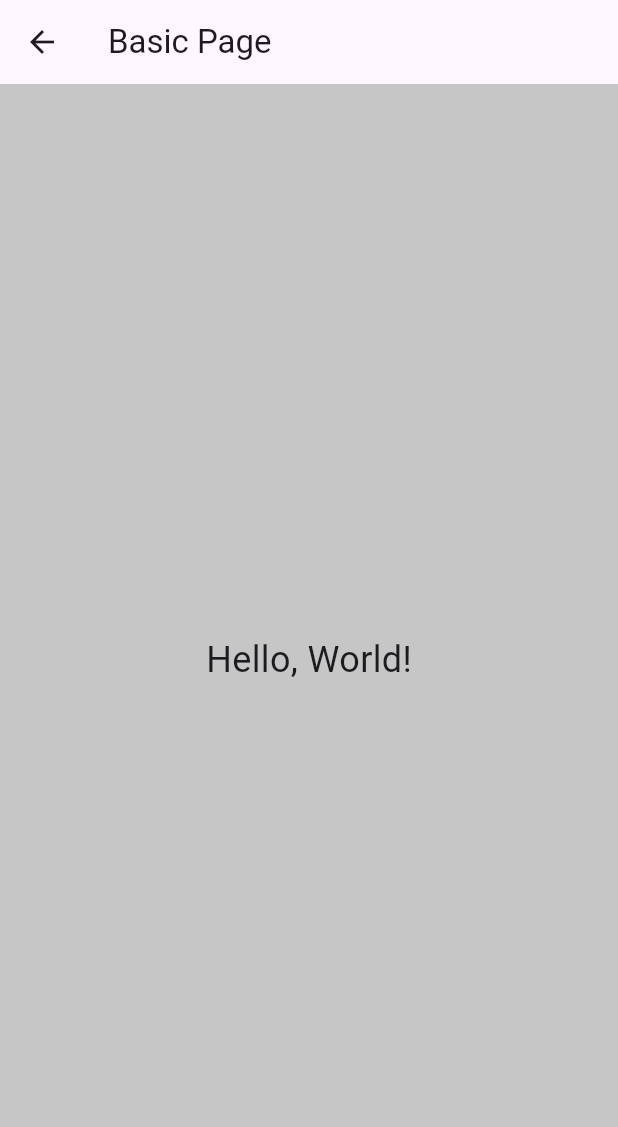
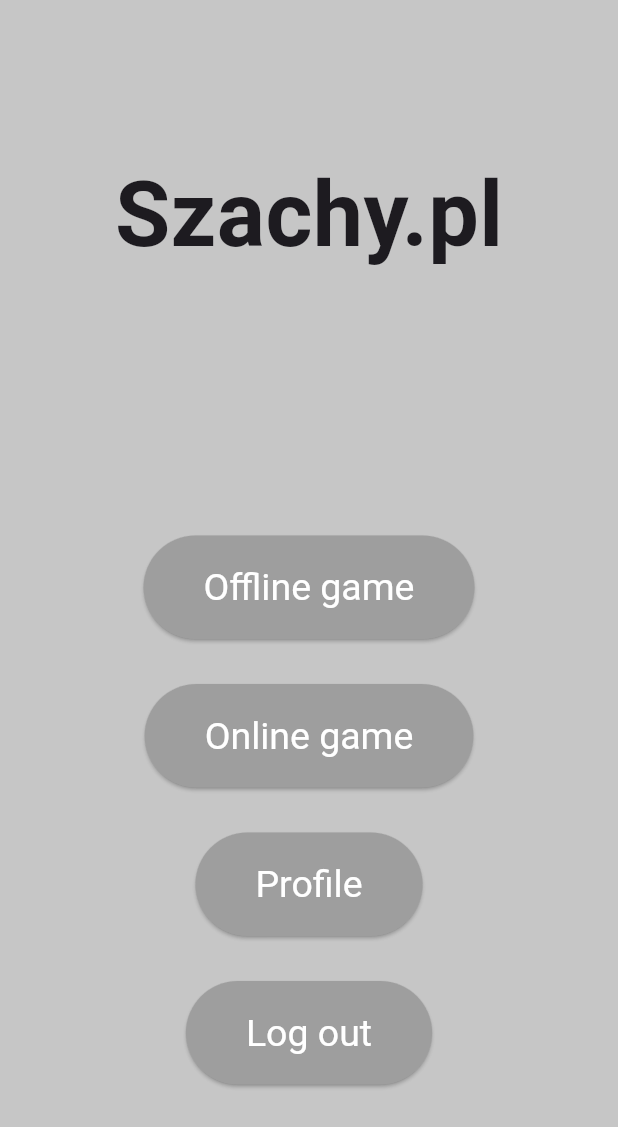
Before and after one commit to JakJaj/szachy.pl, a Flutter app: the Menu screen opened directly, on a phone screen of 412 x 824 dp. Shown: the top 1127 px of the screen. Run offline on Flutter 3.47's test engine with Material 3 defaults, Android fonts, the phone set to English and light mode, and no system bars; missing offline and left inert: o3d.

Commit message:
add a navigation menu

```diff
--- a/lib/menu.dart
+++ b/lib/menu.dart
@@ -1,4 +1,7 @@
 import 'package:flutter/material.dart';
+import 'package:szachy_pl/main.dart';
+import 'buttons.dart';
+import 'main.dart';
 
 class Menu extends StatelessWidget {
   const Menu({Key? key}) : super(key: key);
@@ -6,13 +9,62 @@
   @override
   Widget build(BuildContext context) {
     return Scaffold(
-      appBar: AppBar(
-        title: Text('Basic Page'),
-      ),
       body: Center(
-        child: Text(
-          'Hello, World!',
-          style: TextStyle(fontSize: 24),
+        child: Column(
+          mainAxisAlignment: MainAxisAlignment.center,
+          children: [
+            const Text("Szachy.pl", style: TextStyle(fontSize: 60, fontWeight: FontWeight.bold)),
+            const SizedBox(height: 150),
+            Center(
+              child: Column(
+                mainAxisAlignment: MainAxisAlignment.center,
+                children: [
+
+                  const SizedBox(height: 20),
+                  Center(
+                    child: Button(
+                      text: "Offline game",
+                      onPressed: () {
+                        //TODO: PRZEJSCIE DO GRY OFFLINE
+                      },
+                    ),
+                  ),
+                  const SizedBox(height: 30),
+                  Center(
+                    child: Button(
+                      text: "Online game",
+                      onPressed: () {
+                        //TODO: PRZEJSCIE DO GRY ONLINE
+                      },
+                    ),
+                  ),
+                  const SizedBox(height: 30),
+                  Center(
+                    child: Button(
+                      text: "Profile",
+                      onPressed: () {
+                        //TODO: PRZEJSCIE DO UZYTKOWNIKA
+                      },
+                    ),
+                  ),
+                  const SizedBox(height: 30),
+                  Center(
+                    child: Button(
+                      text: "Log out",
+                      onPressed: () {
+                        //TODO: WYLOGOWANIE UZYTKOWNIKA
+
+                        Navigator.push(
+                          context,
+                          MaterialPageRoute(builder: (context) => const MyApp()),
+                        );
+                      },
+                    ),
+                  ),
+                ],
+              ),
+            ),
+          ],
         ),
       ),
     );
```
